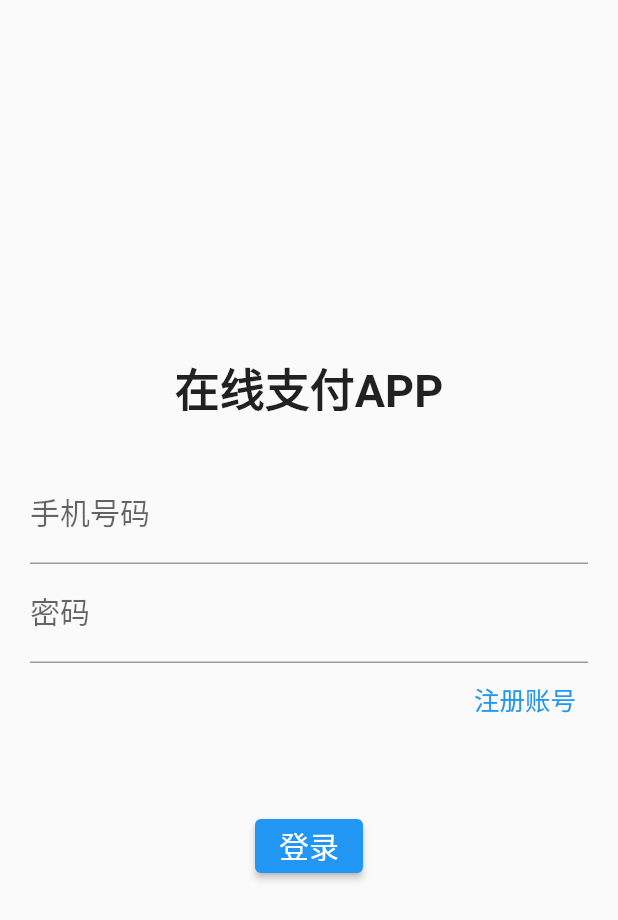
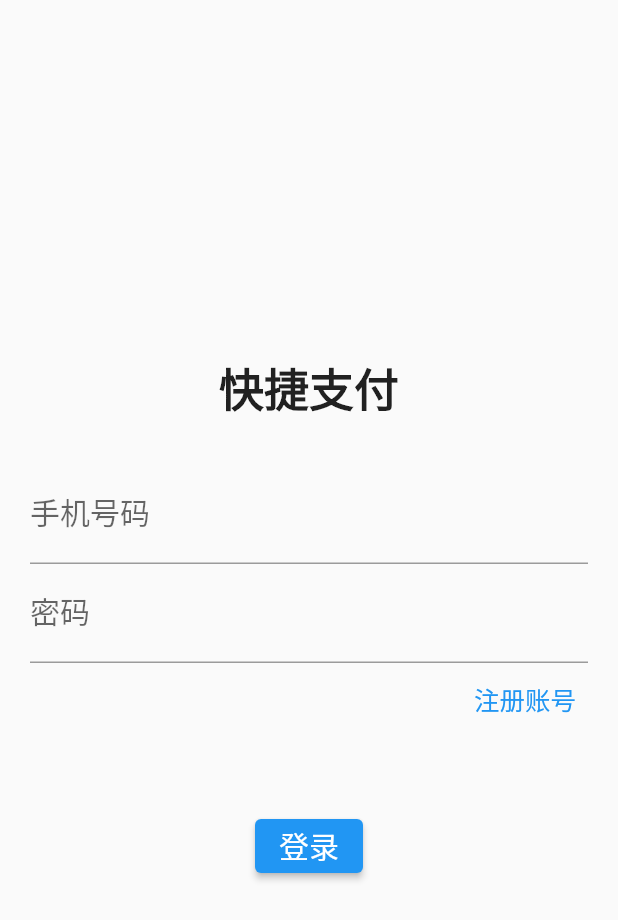
Before and after one commit to exhyy/online_payment_app, a Flutter app: the screen it shows after launch, on a phone screen of 412 x 824 dp. Shown: the top 920 px of the screen. Run offline on Flutter 3.47's test engine with Material 2 defaults, Android fonts, the phone set to English and light mode, and no system bars; our stand-ins replace dio, flutter_holo_date_picker, flutter_slidable, fluttertoast, qr_flutter, shared_preferences; missing offline and left inert: mobile_scanner.

Commit message:
更新图标和应用名称

```diff
--- a/lib/pages/login.dart
+++ b/lib/pages/login.dart
@@ -74,7 +74,7 @@ class _LoginState extends State<Login> {
           children: [
             const Center(
               child: Text(
-                '在线支付APP',
+                '快捷支付',
                 style: TextStyle(
                   fontSize: 30,
                   fontWeight: FontWeight.w600,
```
Also changed, not shown: 8 other files.
